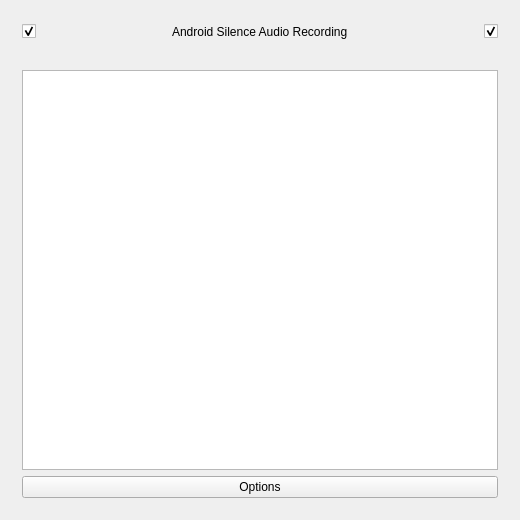
This is qt_server/q_android_silence_audio_recording.ui in Gabriele91/AndroidSilenceAudioRecording as Qt 5 draws it before an edit. The edited form follows.
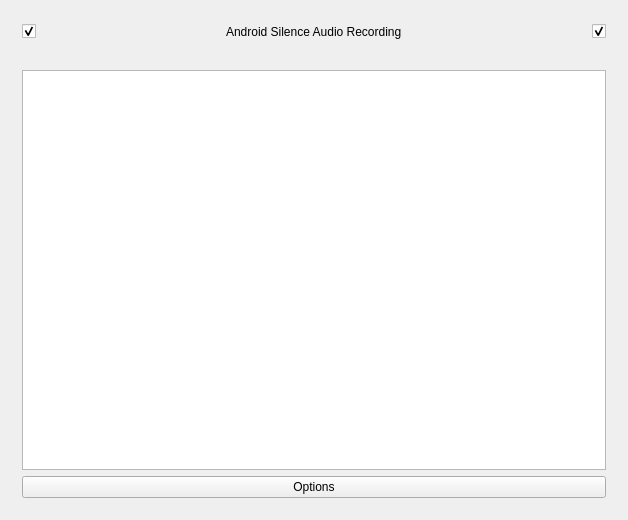
This is the edited form. Custom widgets are drawn as their Qt base class.

Commit message: Added rename dialog

```diff
--- a/qt_server/q_android_silence_audio_recording.ui
+++ b/qt_server/q_android_silence_audio_recording.ui
@@ -6,7 +6,7 @@
    <rect>
     <x>0</x>
     <y>0</y>
-    <width>520</width>
+    <width>628</width>
     <height>520</height>
    </rect>
   </property>
```
The commit also changes 7 other files.
